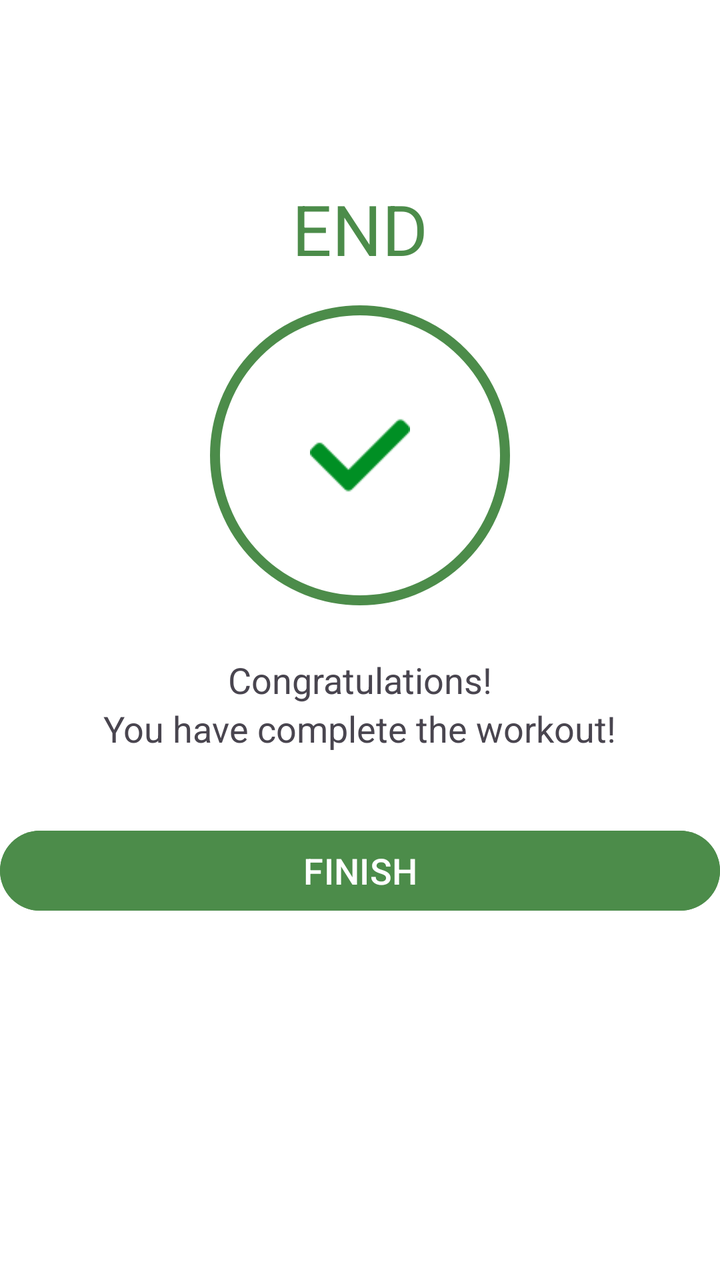
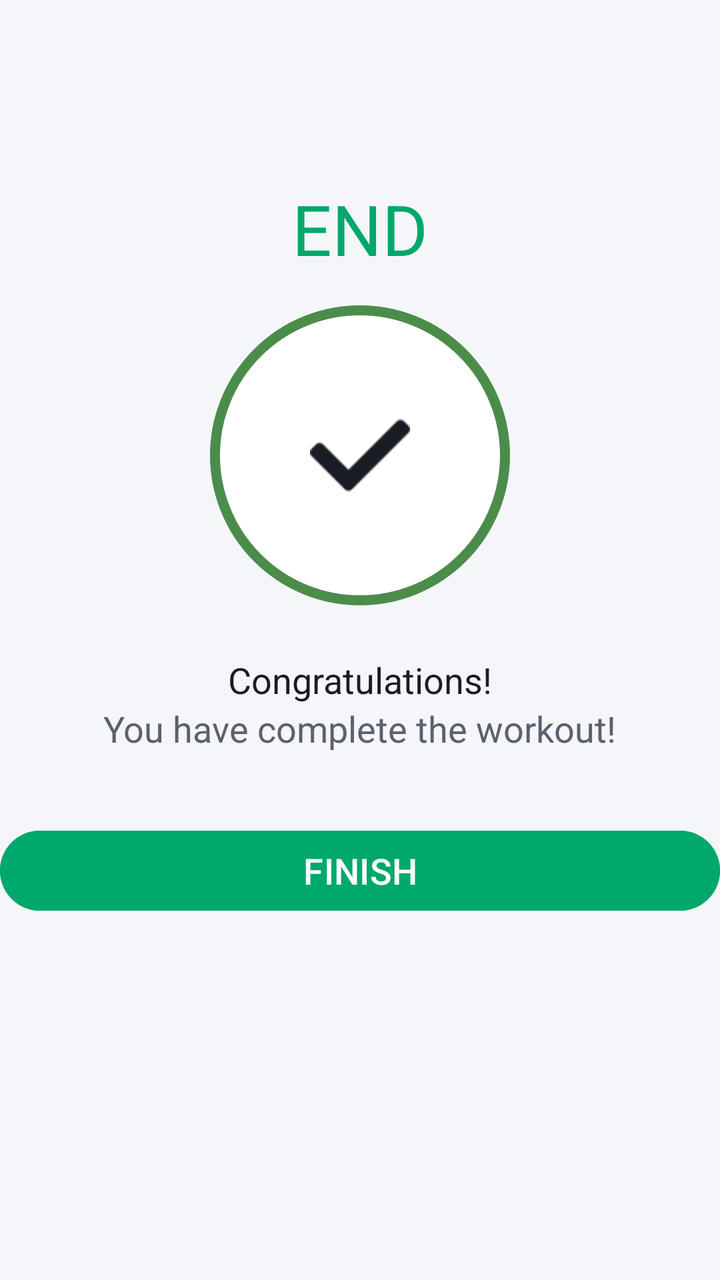

Before-and-after screenshots of an Android layout around one commit, followed by the original layout XML and the change that was made.
<!-- AndroidManifest.xml: application theme Theme.AuraFitAI -->
<!-- res/layout/activity_finish.xml -->
<?xml version="1.0" encoding="utf-8"?>
<LinearLayout xmlns:android="http://schemas.android.com/apk/res/android"
    xmlns:app="http://schemas.android.com/apk/res-auto"
    xmlns:tools="http://schemas.android.com/tools"
    android:layout_width="match_parent"
    android:layout_height="match_parent"
    android:gravity="center_horizontal"
    android:orientation="vertical"
    tools:context=".presentation.dashboard.FinishActivity">
    
    <androidx.appcompat.widget.Toolbar
        android:id="@+id/toolbar_finish_activity"
        android:layout_width="match_parent"
        android:layout_height="?android:attr/actionBarSize"
       />

    <TextView
        android:id="@+id/tvEnd"
        android:layout_width="wrap_content"
        android:layout_height="wrap_content"
        android:layout_marginTop="35dp"
        android:text="END"
        android:textColor="@color/athletic_emerald_light"
        android:textSize="35sp"/>

    <LinearLayout
        android:layout_width="150dp"
        android:layout_height="150dp"
        android:layout_gravity="center"
        android:layout_marginTop="15dp"
        android:background="@drawable/ic_circular_color_accent_border"
        android:gravity="center">

        <ImageView
            android:layout_width="50dp"
            android:layout_height="50dp"
            android:contentDescription="start image"
            android:src="@drawable/ic_action_done"/>


    </LinearLayout>

    <TextView
        android:layout_width="wrap_content"
        android:layout_height="wrap_content"
        android:layout_marginTop="25dp"
        android:text="Congratulations!"
        android:textSize="18sp"
        />
    
    <TextView
        android:layout_width="wrap_content"
        android:layout_height="wrap_content"
        android:text="You have complete the workout!"
        android:textSize="18sp"/>

    <Button
        android:id="@+id/btnFinish"
        android:layout_width="match_parent"
        android:layout_height="wrap_content"
        android:layout_gravity="bottom"
        android:layout_marginTop="35dp"
        android:backgroundTint="@color/athletic_emerald_light"
        android:text="FINISH"
        android:textColor="#FFFFFF"
        android:textSize="18sp" />

</LinearLayout>
<!-- resources referenced by this layout -->
<resources>
  <color name="athletic_emerald_light">#4C8C4A</color>
  <!-- drawable ic_action_done: png bitmap (drawable, 891 bytes) -->
  <!-- drawable ic_circular_color_accent_border (drawable) -->
  <?xml version="1.0" encoding="utf-8"?>
  <shape xmlns:android="http://schemas.android.com/apk/res/android"
      android:shape="oval"
      >
      <stroke android:width="5dp"
          android:color="@color/athletic_emerald_light"/>
      <solid android:color="@color/light_background"/>
  
  </shape>
  <style name="Theme.AuraFitAI" parent="Theme.Material3.Light.NoActionBar">
          <item name="colorPrimary">@color/gradient_auth_center</item>
          <item name="colorOnPrimary">@color/white</item>
          <item name="colorPrimaryContainer">@color/athletic_emerald_light</item>
          <item name="colorSecondary">@color/electric_lime</item>
          <item name="colorOnSecondary">@color/dark_on_background</item>
          <item name="colorTertiary">@color/gradient_btn_start</item>
  
          <item name="android:windowBackground">@color/light_background</item>
          <item name="colorSurface">@color/light_surface</item>
          <item name="colorSurfaceVariant">@color/light_surface_variant</item>
  
          <item name="colorOnBackground">@color/light_on_background</item>
          <item name="colorOnSurface">@color/light_on_surface</item>
          <item name="colorOnSurfaceVariant">@color/light_on_surface_variant</item>
  
          <item name="android:statusBarColor">@color/light_background</item>
          <item name="android:windowLightStatusBar">true</item>
      </style>
  <color name="light_background">#FFFFFF</color>
  <color name="gradient_auth_center">#00A86B</color>
  <color name="white">#FFFFFF</color>
  <color name="electric_lime">#D0FD3E</color>
  <color name="dark_on_background">#FFFFFF</color>
  <color name="gradient_btn_start">#00C99E</color>
  <color name="light_surface">#F4F6F9</color>
  <color name="light_surface_variant">#E9ECF0</color>
  <color name="light_on_background">#0D0E12</color>
  <color name="light_on_surface">#1A1C24</color>
  <color name="light_on_surface_variant">#5D606E</color>
</resources>

<!-- the commit's change to res/layout/activity_finish.xml (unified diff, before → after) -->
@@ -6,6 +6,7 @@
     android:layout_height="match_parent"
     android:gravity="center_horizontal"
     android:orientation="vertical"
+    android:background="?attr/colorSurface"
     tools:context=".presentation.dashboard.FinishActivity">
     
     <androidx.appcompat.widget.Toolbar
@@ -20,7 +21,7 @@
         android:layout_height="wrap_content"
         android:layout_marginTop="35dp"
         android:text="END"
-        android:textColor="@color/athletic_emerald_light"
+        android:textColor="?attr/colorPrimary"
         android:textSize="35sp"/>
 
     <LinearLayout
@@ -35,7 +36,8 @@
             android:layout_width="50dp"
             android:layout_height="50dp"
             android:contentDescription="start image"
-            android:src="@drawable/ic_action_done"/>
+            android:src="@drawable/ic_action_done"
+            app:tint="?attr/colorOnSurface"/>
 
 
     </LinearLayout>
@@ -45,6 +47,7 @@
         android:layout_height="wrap_content"
         android:layout_marginTop="25dp"
         android:text="Congratulations!"
+        android:textColor="?attr/colorOnSurface"
         android:textSize="18sp"
         />
     
@@ -52,6 +55,7 @@
         android:layout_width="wrap_content"
         android:layout_height="wrap_content"
         android:text="You have complete the workout!"
+        android:textColor="?attr/colorOnSurfaceVariant"
         android:textSize="18sp"/>
 
     <Button
@@ -60,9 +64,9 @@
         android:layout_height="wrap_content"
         android:layout_gravity="bottom"
         android:layout_marginTop="35dp"
-        android:backgroundTint="@color/athletic_emerald_light"
+        android:backgroundTint="?attr/colorPrimary"
         android:text="FINISH"
-        android:textColor="#FFFFFF"
+        android:textColor="?attr/colorOnPrimary"
         android:textSize="18sp" />
 
 </LinearLayout>
